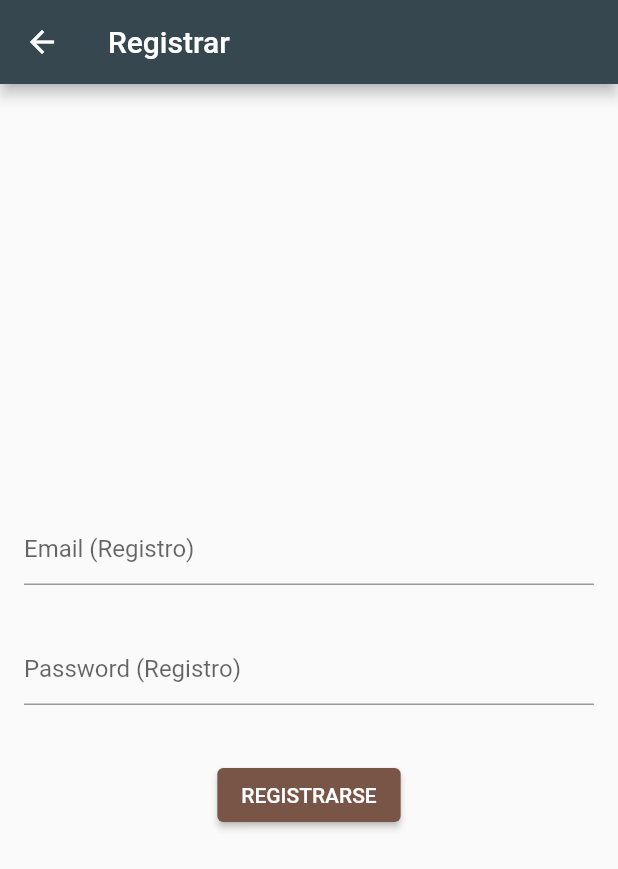
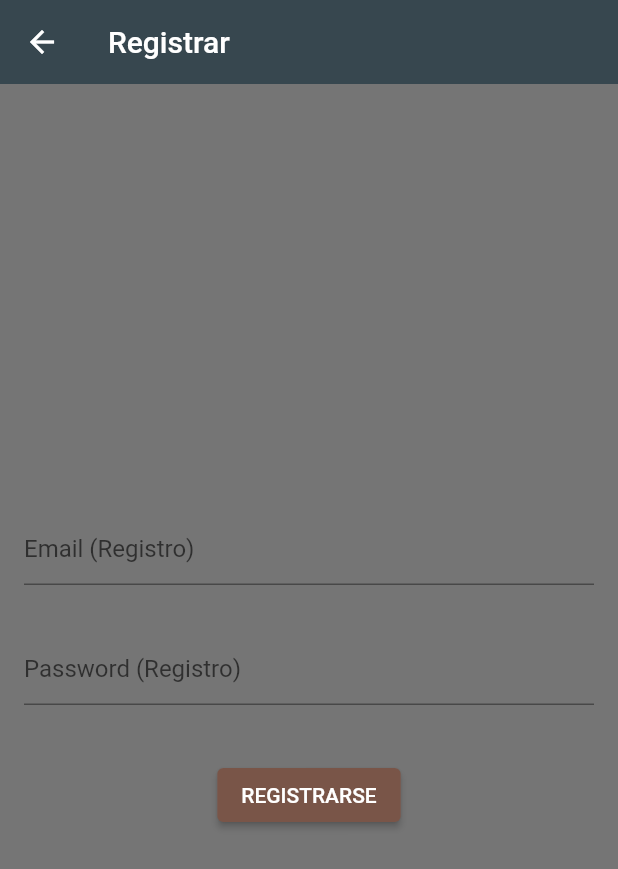
Before and after one commit to zeromk9/login, a Flutter app: the screen it shows after launch, after a tap on "REGISTRARSE", on a phone screen of 412 x 824 dp. Shown: the top 869 px of the screen. Run offline on Flutter 3.47's test engine with Material 2 defaults, Android fonts, the phone set to English and light mode, and no system bars; our stand-ins replace flutter_secure_storage.

Commit message:
C5:AddedNewfiles2

```diff
--- a/login/lib/main.dart
+++ b/login/lib/main.dart
@@ -1,25 +1,49 @@
 // ignore_for_file: prefer_const_constructors
 
 import 'package:flutter/material.dart';
-import 'package:login/screens/home_screen.dart';
-import 'package:login/screens/login_screen.dart';
-import 'package:login/screens/registrar_screen.dart';
+import 'package:login/screens/check_auth_screen.dart';
+import 'package:provider/provider.dart';
 
-void main() => runApp(const AppState());
+import 'screens/screens.dart';
+import 'services/services.dart';
+
+void main() => runApp(AppState());
 
 class AppState extends StatelessWidget {
   const AppState({super.key});
+
+  @override
+  Widget build(BuildContext context) {
+    return MultiProvider(
+      providers: [
+        ChangeNotifierProvider(create: (_) => AuthService()),
+      ],
+      child: MyApp(),
+    );
+  }
+}
+
+class MyApp extends StatelessWidget {
+  const MyApp({super.key});
+
   @override
   Widget build(BuildContext context) {
     return MaterialApp(
       debugShowCheckedModeBanner: false,
-      title: 'LOGIN',
-      initialRoute: '/home',
+      title: 'LOGIN TO MY APP',
+      initialRoute: 'checking',
       routes: {
-        '/home': (_) => HomeScreen(),
-        '/login': (_) => LoginScreen(),
-        '/registrar': (_) => RegistrarScreen(),
+        'login': (_) => LoginScreen(),
+        'register': (_) => RegistrarScreen(),
+        'home': (_) => HomeScreen(),
+        'checking': (_) => CheckAuthScreen()
       },
+      scaffoldMessengerKey: NotificationsService.messengerKey,
+      theme: ThemeData.light().copyWith(
+          scaffoldBackgroundColor: Colors.black54,
+          appBarTheme: const AppBarTheme(elevation: 0, color: Colors.redAccent),
+          floatingActionButtonTheme: const FloatingActionButtonThemeData(
+              backgroundColor: Colors.redAccent, elevation: 0)),
     );
   }
 }
--- /dev/null
+++ b/login/lib/screens/check_auth_screen.dart
@@ -0,0 +1,45 @@
+import 'package:flutter/material.dart';
+import 'package:provider/provider.dart';
+
+import '/services/services.dart';
+import 'screens.dart';
+
+class CheckAuthScreen extends StatelessWidget {
+  const CheckAuthScreen({super.key});
+
+  @override
+  Widget build(BuildContext context) {
+    final authService = Provider.of<AuthService>(context, listen: false);
+
+    return Scaffold(
+      body: Center(
+        child: FutureBuilder(
+          future: authService.readToken(),
+          builder: (BuildContext context, AsyncSnapshot<String> snapshot) {
+            if (!snapshot.hasData) return const Text('');
+
+            if (snapshot.data == '') {
+              Future.microtask(() {
+                Navigator.pushReplacement(
+                    context,
+                    PageRouteBuilder(
+                        pageBuilder: (_, __, ___) => const LoginScreen(),
+                        transitionDuration: const Duration(seconds: 0)));
+              });
+            } else {
+              Future.microtask(() {
+                Navigator.pushReplacement(
+                    context,
+                    PageRouteBuilder(
+                        pageBuilder: (_, __, ___) => const HomeScreen(),
+                        transitionDuration: const Duration(seconds: 0)));
+              });
+            }
+
+            return Container();
+          },
+        ),
+      ),
+    );
+  }
+}
--- a/login/lib/screens/login_screen.dart
+++ b/login/lib/screens/login_screen.dart
@@ -2,7 +2,7 @@
 
 import 'package:flutter/material.dart';
 import 'registrar_screen.dart';
-import 'package:login/Colors/app_colors.dart';
+import '/Colors/app_colors.dart';
 
 class LoginScreen extends StatelessWidget {
   const LoginScreen({super.key});
--- a/login/lib/screens/registrar_screen.dart
+++ b/login/lib/screens/registrar_screen.dart
@@ -1,7 +1,7 @@
 // ignore_for_file: prefer_const_constructors, sort_child_properties_last
 
 import 'package:flutter/material.dart';
-import 'package:login/Colors/app_colors.dart';
+import '/Colors/app_colors.dart';
 
 class RegistrarScreen extends StatelessWidget {
   const RegistrarScreen({super.key});
--- /dev/null
+++ b/login/lib/screens/screens.dart
@@ -0,0 +1,3 @@
+export 'package:login/screens/home_screen.dart';
+export '/screens/login_screen.dart';
+export '/screens/registrar_screen.dart';
--- /dev/null
+++ b/login/lib/services/notifications_services.dart
@@ -0,0 +1,19 @@
+import 'package:flutter/material.dart';
+
+class NotificationsService {
+  static GlobalKey<ScaffoldMessengerState> messengerKey =
+      GlobalKey<ScaffoldMessengerState>();
+
+  static showSnackbar(String message) {
+    final snackBar = SnackBar(
+      content: Text(
+        message,
+        style: const TextStyle(
+          color: Colors.white,
+          fontSize: 20,
+        ),
+      ),
+    );
+    messengerKey.currentState!.showSnackBar(snackBar);
+  }
+}
--- /dev/null
+++ b/login/lib/services/services.dart
@@ -0,0 +1,2 @@
+export '/services/notifications_services.dart';
+export '/services/auth_services.dart';
--- /dev/null
+++ b/login/lib/widgets/widgets.dart
@@ -0,0 +1,2 @@
+export '/widgets/card_container.dart';
+export '/widgets/auth_background.dart';
```
Also changed, not shown: login/lib/services/auth_services.dart (added, +68 -0 lines), login/lib/widgets/auth_background.dart (added, +76 -0 lines), login/lib/widgets/card_container.dart (added, +31 -0 lines).
